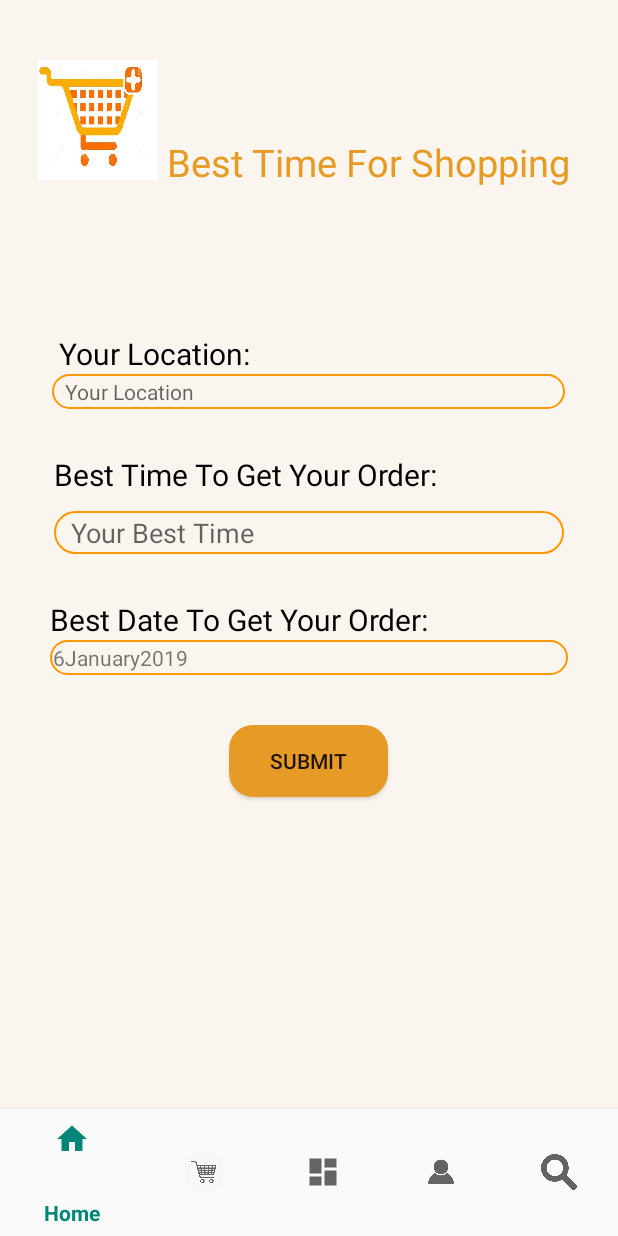
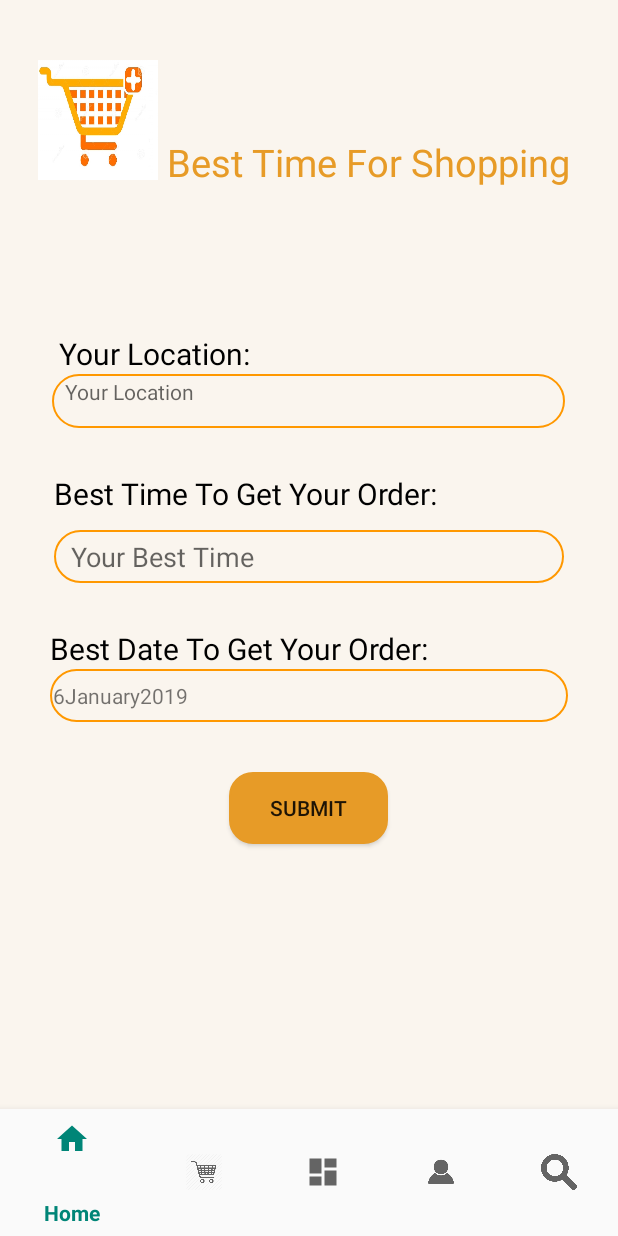
Before and after one commit to dialaizzeldeen/SLS-project, an Android app: the screen it shows after launch (questions), on a phone screen of 412 x 824 dp. Run offline under Robolectric (Android 15) with nearby library versions, the phone set to English and light mode, and no system bars; our stand-ins replace Volley.

Commit message:
Merge branch 'master' of https://github.com/dialaizzeldeen/SLS-project
# Conflicts:
#	app/src/main/AndroidManifest.xml
#	app/src/main/java/com/example/seamlessshopping/questions.java

```diff
--- a/app/src/main/java/com/example/seamlessshopping/MapActivity.java
+++ b/app/src/main/java/com/example/seamlessshopping/MapActivity.java
@@ -79,8 +79,8 @@ String area =addresses.get(0).getSubAdminArea();
                      String city = addresses.get(0).getLocality();
                     String add = addresses.get(0) + "";
                     Log.d("city", "d" + "addresses" + add);
-                    Coordinates.AddressCoordinates = "City"+ city+"address"+address +area;
-                    Coordinates.distance = distance(Coordinates.FirstlatCoordinates, Coordinates.FirstlongCoordinates,32.111, 33.123);
+                    Coordinates.AddressCoordinates = address;
+                    Coordinates.distance = distance(Coordinates.FirstlatCoordinates, Coordinates.FirstlongCoordinates,32.221, 35.238);
 
                 } catch (IOException e) {
                     e.printStackTrace();
--- a/app/src/main/res/layout/activity_questions.xml
+++ b/app/src/main/res/layout/activity_questions.xml
@@ -62,7 +62,7 @@
             <TextView
                 android:id="@+id/LocId"
                 android:layout_width="match_parent"
-                android:layout_height="wrap_content"
+                android:layout_height="36dp"
                 android:background="@drawable/shaaape"
                 android:ems="10"
                 android:hint="  Your Location"
@@ -90,7 +90,7 @@
             <EditText
                 android:id="@+id/timeID"
                 android:layout_width="match_parent"
-                android:layout_height="wrap_content"
+                android:layout_height="35dp"
 
                 android:background="@drawable/shaaape"
                 android:hint="  Your Best Time"
@@ -122,16 +122,16 @@
             <TextView
                 android:id="@+id/dateID"
                 android:layout_width="match_parent"
-                android:layout_height="wrap_content"
+                android:layout_height="35dp"
                 android:background="@drawable/shaaape"
                 android:clickable="true"
 
+                android:focusable="true"
                 android:gravity="center_vertical"
                 android:hint="  Your Best Date"
                 android:inputType="text"
                 android:onClick="setDate"
-                android:singleLine="true"
-                android:focusable="true" />
+                android:singleLine="true" />
 
 
 
```
